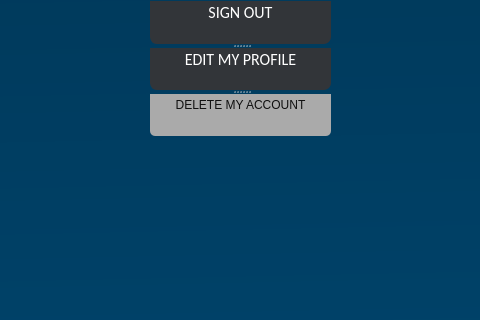
Old version of the form menu.ui in the repository MedAliBZ/Hoptimal; both pictures show x 349 to 829 and y 234 to 554 of the 1048 by 765 pixel window.
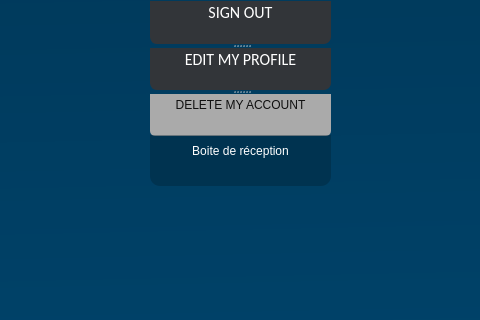
New version of the form. The open tabs and pages were chosen to show the change. Icons and pictures are not drawn.

```diff
--- a/menu.ui
+++ b/menu.ui
@@ -176,7 +176,7 @@
 }</string>
       </property>
       <property name="currentIndex">
-       <number>36</number>
+       <number>9</number>
       </property>
       <widget class="QWidget" name="loginPage">
        <property name="maximumSize">
@@ -786,6 +786,13 @@
           </item>
          </layout>
         </item>
+        <item>
+         <widget class="QPushButton" name="pushButton_7">
+          <property name="text">
+           <string>Consulter notre site web </string>
+          </property>
+         </widget>
+        </item>
         <item>
          <widget class="QLabel" name="label_7">
           <property name="styleSheet">
@@ -5464,7 +5471,7 @@
 }</string>
         </property>
         <property name="currentIndex">
-         <number>2</number>
+         <number>0</number>
         </property>
         <widget class="QWidget" name="page_4">
          <widget class="QLabel" name="label_5">
@@ -6775,6 +6782,19 @@
             </property>
            </widget>
           </widget>
+          <widget class="QPushButton" name="pushButton_8">
+           <property name="geometry">
+            <rect>
+             <x>490</x>
+             <y>360</y>
+             <width>181</width>
+             <height>51</height>
+            </rect>
+           </property>
+           <property name="text">
+            <string>Boite de réception</string>
+           </property>
+          </widget>
           <zorder>splitter_2</zorder>
           <zorder>label_22</zorder>
           <zorder>label_23</zorder>
@@ -6785,6 +6805,7 @@
           <zorder>nameLabel</zorder>
           <zorder>rankLabel</zorder>
           <zorder>pushButton_6</zorder>
+          <zorder>pushButton_8</zorder>
          </widget>
         </item>
        </layout>
```
